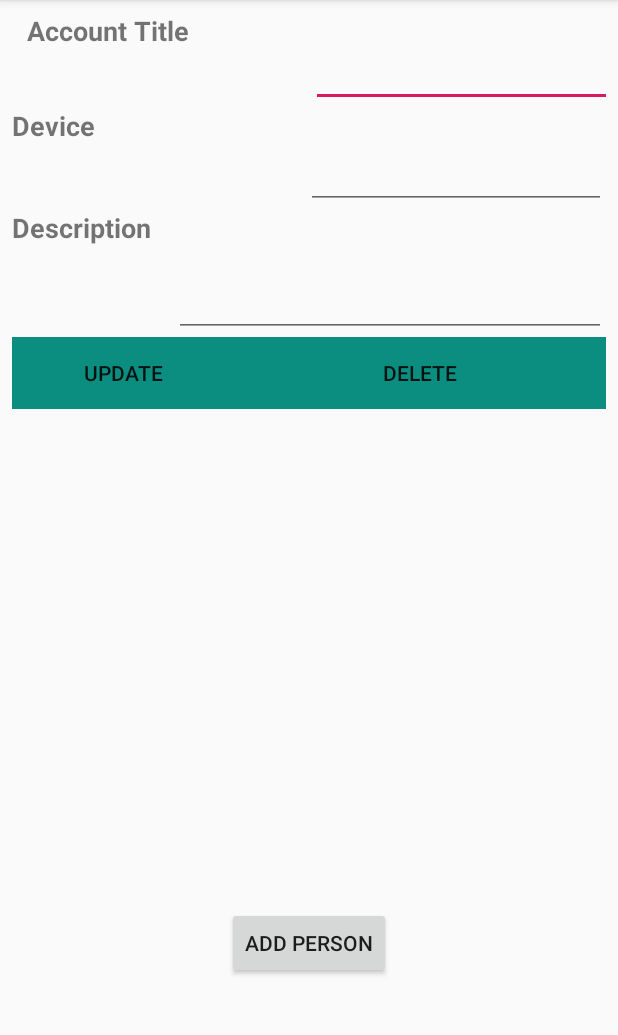
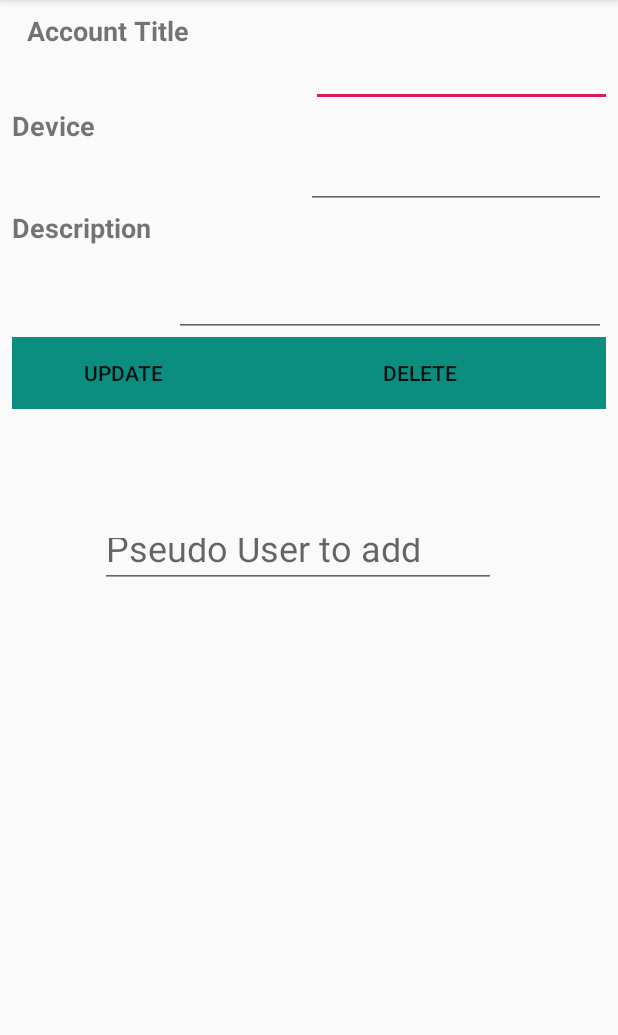
Before and after one commit to laeo94/ProjetAndroid, an Android app: the AccountUpdateOrDeleteActivity screen opened directly, with no data from a screen before it, on a phone screen of 412 x 824 dp, the part 84-1119 px from its top. Run offline under Robolectric (Android 15) with nearby library versions, the phone set to English and light mode, and no system bars; 1 statement that could not run was skipped.

Commit message:
modif add user , add, account et  add user into participations

```diff
--- a/app/src/main/res/layout/activity_account_update_or_delete.xml
+++ b/app/src/main/res/layout/activity_account_update_or_delete.xml
@@ -107,27 +107,30 @@
 
     </LinearLayout>
 
-    <Button
-        android:id="@+id/addperson"
-        android:layout_width="wrap_content"
-        android:layout_height="wrap_content"
+    <EditText
+        android:id="@+id/rech"
+        android:layout_width="264dp"
+        android:layout_height="43dp"
         android:layout_marginStart="8dp"
-        android:layout_marginTop="332dp"
+        android:layout_marginTop="76dp"
         android:layout_marginEnd="8dp"
-        android:text="Add Person"
+        android:hint="Pseudo User to add"
+        android:textSize="24sp"
         app:layout_constraintEnd_toEndOf="parent"
+        app:layout_constraintHorizontal_bias="0.442"
         app:layout_constraintStart_toStartOf="parent"
         app:layout_constraintTop_toBottomOf="@+id/linearLayout" />
 
-    <android.support.v7.widget.RecyclerView
-        android:layout_width="395dp"
-        android:layout_height="203dp"
+    <ListView
+        android:id="@+id/listperson"
+        android:layout_width="378dp"
+        android:layout_height="250dp"
         android:layout_marginStart="8dp"
-        android:layout_marginTop="72dp"
+        android:layout_marginTop="32dp"
         android:layout_marginEnd="8dp"
         app:layout_constraintEnd_toEndOf="parent"
-        app:layout_constraintHorizontal_bias="0.0"
+        app:layout_constraintHorizontal_bias="0.47"
         app:layout_constraintStart_toStartOf="parent"
-        app:layout_constraintTop_toBottomOf="@+id/linearLayout" />
+        app:layout_constraintTop_toBottomOf="@+id/rech" />
 
 </android.support.constraint.ConstraintLayout>
```
Also changed, not shown: app/src/main/java/com/example/projetmobile/AccountListingActivity.java (+3 -5 lines), app/src/main/java/com/example/projetmobile/AccountUpdateOrDeleteActivity.java (+140 -6 lines), app/src/main/res/layout/list_item2.xml (deleted, +0 -36 lines).
